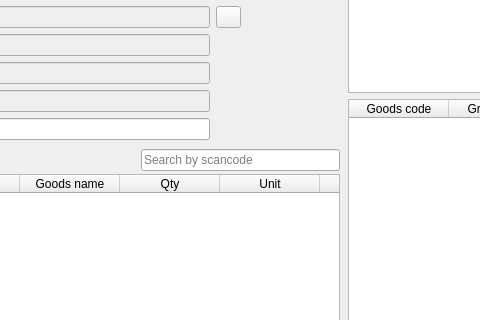
First picture: the form in FrontDesk/c5storedoc.ui, repository End1-1/Cafe5, before the edit; both pictures show x 184 to 664 and y 108 to 428 of the 933 by 613 pixel window.
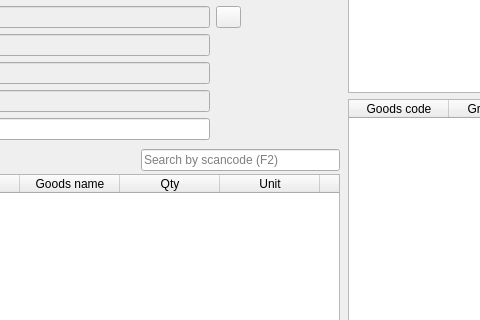
Second picture: the form after the edit. Icons and pictures are not drawn. Custom widgets are drawn as their Qt base class.

```diff
--- a/FrontDesk/c5storedoc.ui
+++ b/FrontDesk/c5storedoc.ui
@@ -430,7 +430,7 @@
          <item>
           <widget class="C5LineEdit" name="leScancode">
            <property name="placeholderText">
-            <string>Search by scancode</string>
+            <string>Search by scancode (F2)</string>
            </property>
           </widget>
          </item>
```
Left out of the diff: 18 changed lines with no effect on the pictures.
